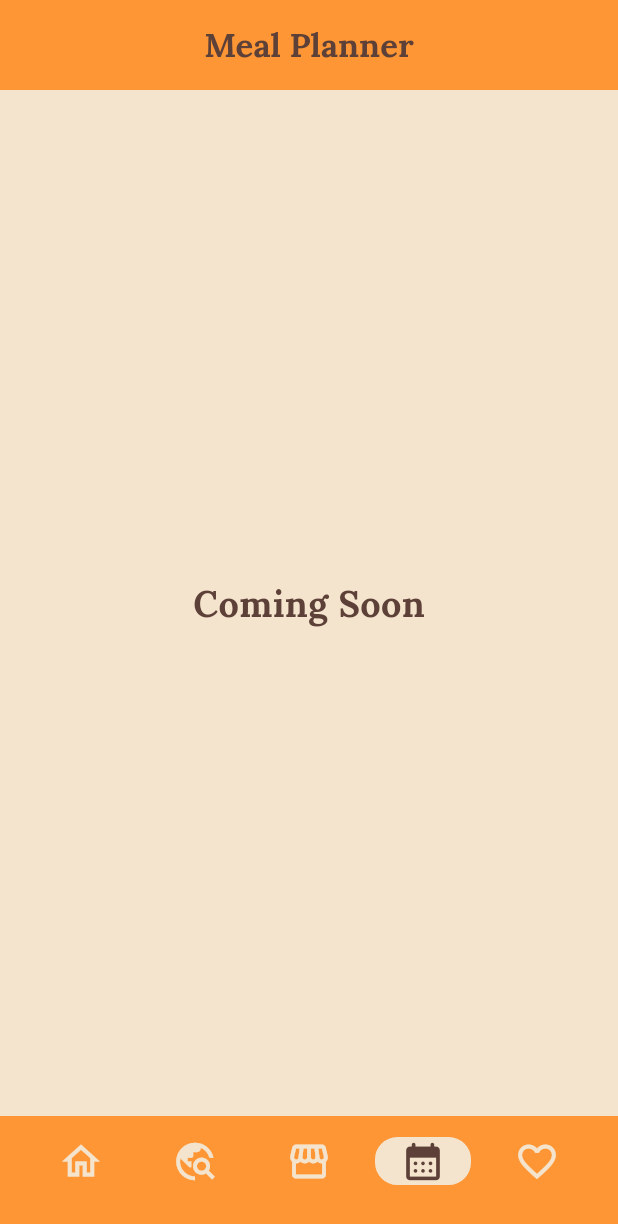
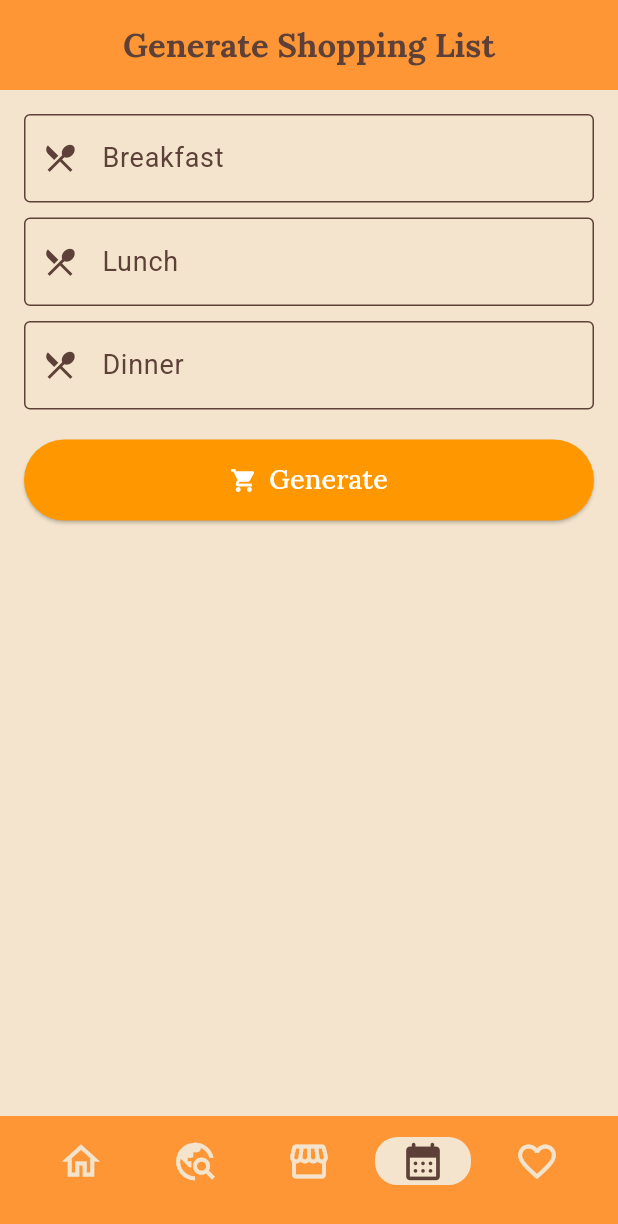
Before and after one commit to meet-palan/cookbuddy_updated, a Flutter app: the MealPlannerScreen screen opened directly with empty values, on a phone screen of 412 x 824 dp. Shown: the top 1224 px of the screen. Run offline on Flutter 3.47's test engine with Material 3 defaults, Android fonts, the phone set to English and light mode, and no system bars; our stand-ins replace fl_chart, google_fonts, image_picker, lottie, share_plus, sqflite; accounts and stored records are empty.

Commit message:
AI feature implemented

```diff
--- a/cookbuddy-master/lib/screens/user/meal_planner_screen.dart
+++ b/cookbuddy-master/lib/screens/user/meal_planner_screen.dart
@@ -6,32 +6,172 @@ import 'package:cookbuddy/utils/colors.dart';
 import 'package:cookbuddy/widgets/CustomBottomNavigationBar.dart';
 import 'package:flutter/material.dart';
 import 'package:google_fonts/google_fonts.dart';
-// import 'package:table_calendar/table_calendar.dart';
+import 'package:http/http.dart' as http;
+import 'dart:convert';
+import 'package:share_plus/share_plus.dart';
 
 class MealPlannerScreen extends StatefulWidget {
   final String userEmail;
-  const MealPlannerScreen({super.key, required this.userEmail});
+  MealPlannerScreen({required this.userEmail});
 
   @override
   _MealPlannerScreenState createState() => _MealPlannerScreenState();
 }
 
 class _MealPlannerScreenState extends State<MealPlannerScreen> {
-  // DateTime _focusedDay = DateTime.now();
-  // DateTime _selectedDay = DateTime.now();
-  // final Map<DateTime, Map<String, String>> _mealPlan = {};
-  // final _mealSlots = ["Breakfast", "Lunch", "Dinner", "Snacks"];
-  // final Map<String, TextEditingController> _controllers = {};
+  final _breakfastController = TextEditingController();
+  final _lunchController = TextEditingController();
+  final _dinnerController = TextEditingController();
+
+  final _breakfastFocus = FocusNode();
+  final _lunchFocus = FocusNode();
+  final _dinnerFocus = FocusNode();
 
   int _currentIndex = 3;
+  bool _loading = false;
+  String _shoppingListText = ""; // NEW: Holds the generated shopping list
 
-  // @override
-  // void dispose() {
-  //   for (var controller in _controllers.values) {
-  //     controller.dispose();
-  //   }
-  //   super.dispose();
-  // }
+  @override
+  void initState() {
+    super.initState();
+    _breakfastFocus.addListener(() => setState(() {}));
+    _lunchFocus.addListener(() => setState(() {}));
+    _dinnerFocus.addListener(() => setState(() {}));
+  }
+
+  @override
+  void dispose() {
+    _breakfastController.dispose();
+    _lunchController.dispose();
+    _dinnerController.dispose();
+    _breakfastFocus.dispose();
+    _lunchFocus.dispose();
+    _dinnerFocus.dispose();
+    super.dispose();
+  }
+
+  Future<void> generateShoppingList() async {
+    final breakfast = _breakfastController.text.trim();
+    final lunch = _lunchController.text.trim();
+    final dinner = _dinnerController.text.trim();
+
+    if (breakfast.isEmpty && lunch.isEmpty && dinner.isEmpty) {
+      ScaffoldMessenger.of(context).showSnackBar(
+        SnackBar(content: Text("Please enter at least one meal.")),
+      );
+      return;
+    }
+
+    setState(() {
+      _loading = true;
+    });
+
+    final prompt = '''
+Create a shopping list to prepare the following meals:
+Breakfast: $breakfast
+Lunch: $lunch
+Dinner: $dinner
+Group ingredients by meal with clear headings.
+''';
+
+    final url = Uri.parse(
+      "https://generativelanguage.googleapis.com/v1beta/models/gemini-1.5-flash:generateContent?key=AIzaSyBsuxiz_GZMHdvn6XW7MYOQwvzo9x1Rsoo",
+    );
+
+    final response = await http.post(
+      url,
+      headers: {"Content-Type": "application/json"},
+      body: jsonEncode({
+        "contents": [
+          {
+            "parts": [
+              {"text": prompt}
+            ]
+          }
+        ]
+      }),
+    );
+
+    String result = "Failed to generate shopping list.";
+    if (response.statusCode == 200) {
+      final data = jsonDecode(response.body);
+      result = data["candidates"]?[0]["content"]["parts"][0]["text"] ?? result;
+      _shoppingListText = result; // Save to share later
+    }
+
+    setState(() {
+      _loading = false;
+    });
+
+    showDialog(
+      context: context,
+      builder: (context) {
+        final formattedList = formatShoppingList(_shoppingListText);
+        return AlertDialog(
+          backgroundColor: AppColors.background,
+          title: Text("Shopping List", style: GoogleFonts.lora(fontWeight: FontWeight.bold, color: AppColors.headingText)),
+          content: SingleChildScrollView(
+            child: Column(
+              crossAxisAlignment: CrossAxisAlignment.start,
+              children: formattedList,
+            ),
+          ),
+          actions: [
+            IconButton(
+              icon: const Icon(Icons.share),
+              onPressed: () {
+                Share.share(_shoppingListText); // Use actual content here
+              },
+            ),
+            TextButton(
+              onPressed: () => Navigator.pop(context),
+              child: Text("Close", style: GoogleFonts.lora(fontWeight: FontWeight.bold, color: Colors.orange)),
+            ),
+          ],
+        );
+      },
+    );
+  }
+
+  List<Widget> formatShoppingList(String rawText) {
+    final lines = rawText.split('\n');
+    final widgets = <Widget>[];
+
+    for (var line in lines) {
+      line = line.trim();
+      if (line.isEmpty) continue;
+      line = line.replaceAll('', '').replaceAll('*', '').trim();
+
+      if (!line.startsWith('-') && !line.startsWith('•')) {
+        widgets.add(
+          Padding(
+            padding: const EdgeInsets.only(top: 12.0, bottom: 4.0),
+            child: Text(
+              line,
+              style: GoogleFonts.lora(
+                  fontWeight: FontWeight.bold,
+                  color: AppColors.headingText),
+            ),
+          ),
+        );
+      } else {
+        widgets.add(
+          Padding(
+            padding: const EdgeInsets.symmetric(vertical: 2.0),
+            child: Row(
+              children: [
+                Icon(Icons.check, size: 16, color: Colors.green),
+                SizedBox(width: 8),
+                Expanded(child: Text(line.replaceFirst(RegExp(r'^[-•]'), '').trim())),
+              ],
+            ),
+          ),
+        );
+      }
+    }
+
+    return widgets;
+  }
 
   void _onBottomNavTapped(int index) {
     setState(() {
@@ -90,7 +230,7 @@ class _MealPlannerScreenState extends State<MealPlannerScreen> {
         automaticallyImplyLeading: false,
         backgroundColor: AppColors.appBar,
         title: Text(
-          "Meal Planner",
+          "Generate Shopping List",
           style: GoogleFonts.lora(
               fontWeight: FontWeight.bold,
               color: AppColors.headingText,
@@ -99,13 +239,35 @@ class _MealPlannerScreenState extends State<MealPlannerScreen> {
         centerTitle: true,
       ),
       backgroundColor: AppColors.background,
-      body: Center(
-        child: Text(
-          'Coming Soon',
-          style: GoogleFonts.lora(
-              fontSize: 24,
-              fontWeight: FontWeight.bold,
-              color: AppColors.headingText),
+      body: Padding(
+        padding: const EdgeInsets.all(16.0),
+        child: ListView(
+          children: [
+            buildInputField("Breakfast", _breakfastController, _breakfastFocus),
+            SizedBox(height: 10),
+            buildInputField("Lunch", _lunchController, _lunchFocus),
+            SizedBox(height: 10),
+            buildInputField("Dinner", _dinnerController, _dinnerFocus),
+            SizedBox(height: 20),
+            ElevatedButton.icon(
+              onPressed: _loading ? null : generateShoppingList,
+              icon: Icon(Icons.shopping_cart, color: AppColors.buttonText),
+              label: _loading
+                  ? SizedBox(height: 16, width: 16, child: CircularProgressIndicator(strokeWidth: 2))
+                  : Text(
+                "Generate",
+                style: GoogleFonts.lora(
+                  fontSize: 18,
+                  color: AppColors.buttonText,
+                ),
+              ),
+              style: ElevatedButton.styleFrom(
+                padding: EdgeInsets.symmetric(vertical: 14),
+                backgroundColor: Colors.orange,
+                foregroundColor: Colors.white,
+              ),
+            ),
+          ],
         ),
       ),
       bottomNavigationBar: CustomBottomNavigationBar(
@@ -115,207 +277,23 @@ class _MealPlannerScreenState extends State<MealPlannerScreen> {
     );
   }
 
-  // TextEditingController _getController(String slot) {
-  //   _controllers.putIfAbsent(slot, () {
-  //     String initialText = _mealPlan[_selectedDay]?[slot] ?? "";
-  //     return TextEditingController(text: initialText);
-  //   });
-  //   return _controllers[slot]!;
-  // }
-
-  // void _showCalendarModal(BuildContext context) {
-  //   showModalBottomSheet(
-  //     context: context,
-  //     shape: RoundedRectangleBorder(
-  //       borderRadius: BorderRadius.vertical(top: Radius.circular(20.0)),
-  //     ),
-  //     builder: (context) {
-  //       return Container(
-  //         height: 400,
-  //         padding: const EdgeInsets.all(8.0),
-  //         child: Column(
-  //           children: [
-  //             Text(
-  //               "Select a Date",
-  //               style: TextStyle(fontSize: 18, fontWeight: FontWeight.bold),
-  //             ),
-  //             Expanded(
-  //               child: TableCalendar(
-  //                 firstDay: DateTime(2020),
-  //                 lastDay: DateTime(2050),
-  //                 focusedDay: _focusedDay,
-  //                 selectedDayPredicate: (day) {
-  //                   return isSameDay(_selectedDay, day);
-  //                 },
-  //                 onDaySelected: (selectedDay, focusedDay) {
-  //                   setState(() {
-  //                     _selectedDay = selectedDay;
-  //                     _focusedDay = focusedDay;
-  //                   });
-  //                   Navigator.pop(context); // Close modal on selection
-  //                 },
-  //                 calendarStyle: CalendarStyle(
-  //                   selectedDecoration: BoxDecoration(
-  //                     color: Colors.orange,
-  //                     shape: BoxShape.circle,
-  //                   ),
-  //                   todayDecoration: BoxDecoration(
-  //                     color: Colors.orange.shade200,
-  //                     shape: BoxShape.circle,
-  //                   ),
-  //                   defaultDecoration: BoxDecoration(
-  //                     shape: BoxShape.circle,
-  //                   ),
-  //                 ),
-  //                 headerStyle: HeaderStyle(
-  //                   formatButtonVisible: false,
-  //                   titleCentered: true,
-  //                 ),
-  //               ),
-  //             ),
-  //           ],
-  //         ),
-  //       );
-  //     },
-  //   );
-  // }
-
-  // void _generateShoppingListUsingAI() {
-  //   List<String> shoppingList = [];
-  //   _mealPlan[_selectedDay]?.values.forEach((meal) {
-  //     shoppingList.addAll(meal.split(", ").map((item) => item.trim()));
-  //   });
-  //   shoppingList = shoppingList.toSet().toList(); // Remove duplicates
-
-  //   Map<String, List<String>> categorizedList = {
-  //     "Dairy": [],
-  //     "Vegetables": [],
-  //     "Protein": [],
-  //     "Grains": [],
-  //     "Others": []
-  //   };
-
-  //   for (var item in shoppingList) {
-  //     if (["milk", "cheese", "butter", "yogurt"].contains(item.toLowerCase())) {
-  //       categorizedList["Dairy"]!.add(item);
-  //     } else if (["carrot", "spinach", "potato", "tomato"]
-  //         .contains(item.toLowerCase())) {
-  //       categorizedList["Vegetables"]!.add(item);
-  //     } else if (["chicken", "egg", "fish", "tofu"]
-  //         .contains(item.toLowerCase())) {
-  //       categorizedList["Protein"]!.add(item);
-  //     } else if (["rice", "bread", "pasta", "oats"]
-  //         .contains(item.toLowerCase())) {
-  //       categorizedList["Grains"]!.add(item);
-  //     } else {
-  //       categorizedList["Others"]!.add(item);
-  //     }
-  //   }
-
-  //   showDialog(
-  //     context: context,
-  //     builder: (context) {
-  //       return AlertDialog(
-  //         title: Text("AI-Generated Shopping List"),
-  //         content: Column(
-  //           mainAxisSize: MainAxisSize.min,
-  //           children: categorizedList.entries
-  //               .where((entry) => entry.value.isNotEmpty)
-  //               .map((entry) {
-  //             return Column(
-  //               crossAxisAlignment: CrossAxisAlignment.start,
-  //               children: [
-  //                 Text(
-  //                   entry.key,
-  //                   style: TextStyle(fontWeight: FontWeight.bold),
-  //                 ),
-  //                 ...entry.value.map((item) => Text("- $item")),
-  //                 SizedBox(height: 8),
-  //               ],
-  //             );
-  //           }).toList(),
-  //         ),
-  //         actions: [
-  //           TextButton(
-  //             onPressed: () {
-  //               Navigator.pop(context);
-  //             },
-  //             child: Text("Close"),
-  //           ),
-  //         ],
-  //       );
-  //     },
-  //   );
-  // }
+  Widget buildInputField(String label, TextEditingController controller, FocusNode focusNode) {
+    final isFocused = focusNode.hasFocus;
+    return TextField(
+      controller: controller,
+      focusNode: focusNode,
+      cursorColor: Colors.orange,
+      decoration: InputDecoration(
+        labelText: label,
+        labelStyle: TextStyle(color: isFocused ? Colors.orange : AppColors.headingText),
+        prefixIcon: Icon(Icons.restaurant_menu, color: isFocused ? Colors.orange : AppColors.headingText),
+        focusedBorder: OutlineInputBorder(
+          borderSide: BorderSide(color: Colors.orange, width: 2),
+        ),
+        enabledBorder: OutlineInputBorder(
+          borderSide: BorderSide(color: AppColors.headingText),
+        ),
+      ),
+    );
+  }
 }
-
-// Meal Slot Widget
-// class MealSlotWidget extends StatelessWidget {
-//   final String slot;
-//   final TextEditingController controller;
-//   final Function(String) onMealChanged;
-
-//   const MealSlotWidget({
-//     super.key,
-//     required this.slot,
-//     required this.controller,
-//     required this.onMealChanged,
-//   });
-
-//   @override
-//   Widget build(BuildContext context) {
-//     return Card(
-//       elevation: 6,
-//       shape: RoundedRectangleBorder(
-//         borderRadius: BorderRadius.circular(20),
-//       ),
-//       margin: EdgeInsets.symmetric(horizontal: 10, vertical: 8),
-//       color: Color(0xFFFFF3E0), // Light Peach background
-//       child: Container(
-//         width: double.infinity,
-//         padding: EdgeInsets.all(16),
-//         constraints: BoxConstraints(minHeight: 160),
-//         child: Column(
-//           crossAxisAlignment: CrossAxisAlignment.start,
-//           mainAxisSize: MainAxisSize.min,
-//           children: [
-//             Text(
-//               slot,
-//               style: GoogleFonts.lora(
-//                 fontWeight: FontWeight.bold,
-//                 fontSize: 18,
-//                 color: AppColors.headingText, // Dark Brown
-//               ),
-//             ),
-//             SizedBox(height: 12),
-//             TextField(
-//               controller: controller,
-//               maxLines: 3,
-//               decoration: InputDecoration(
-//                 hintText: "Enter meals (e.g., Eggs, Milk, Bread)",
-//                 hintStyle:
-//                     GoogleFonts.lora(color: AppColors.hintText), // Muted Brown
-//                 border: OutlineInputBorder(
-//                   borderRadius: BorderRadius.circular(12),
-//                   borderSide:
-//                       BorderSide(color: AppColors.enabledBorder), // Light Brown
-//                 ),
-//                 focusedBorder: OutlineInputBorder(
-//                   borderRadius: BorderRadius.circular(12),
-//                   borderSide: BorderSide(
-//                       color: AppColors.enabledBorder,
-//                       width: 2), // Orange Accent
-//                 ),
-//                 filled: true,
-//                 fillColor: Color(0xFFFFE0B2), // Soft orange shade
-//                 contentPadding:
-//                     EdgeInsets.symmetric(vertical: 14, horizontal: 16),
-//               ),
-//               onChanged: onMealChanged,
-//             ),
-//           ],
-//         ),
-//       ),
-//     );
-//   }
-// }
```
